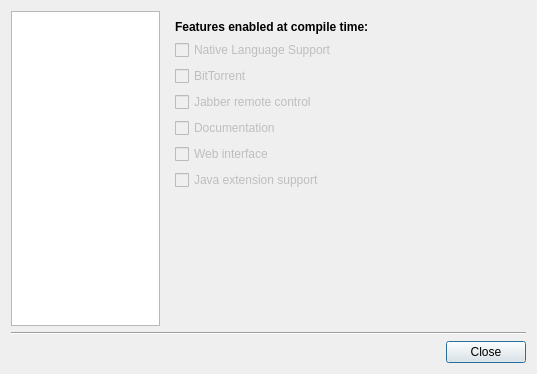
This is src/AboutDlg.ui in LubosD/fatrat as Qt 5 draws it before an edit. The edited form follows.
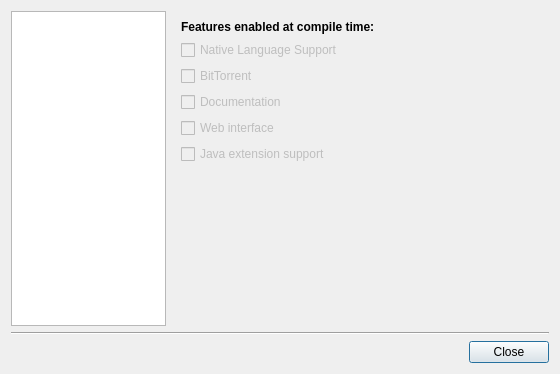
This is the edited form. The open tabs and pages were chosen to show the change. Icons and pictures are not drawn.

Commit message: Kill the Jabber feature

The edit to the form file:
```diff
--- a/src/AboutDlg.ui
+++ b/src/AboutDlg.ui
@@ -6,7 +6,7 @@
    <rect>
     <x>0</x>
     <y>0</y>
-    <width>537</width>
+    <width>560</width>
     <height>374</height>
    </rect>
   </property>
@@ -138,6 +138,26 @@
      </widget>
      <widget class="QWidget" name="page_5">
       <layout class="QGridLayout" name="gridLayout_2">
+       <item row="3" column="0">
+        <widget class="QCheckBox" name="checkFeatureDocumentation">
+         <property name="enabled">
+          <bool>false</bool>
+         </property>
+         <property name="text">
+          <string>Documentation</string>
+         </property>
+        </widget>
+       </item>
+       <item row="4" column="0">
+        <widget class="QCheckBox" name="checkFeatureWebInterface">
+         <property name="enabled">
+          <bool>false</bool>
+         </property>
+         <property name="text">
+          <string>Web interface</string>
+         </property>
+        </widget>
+       </item>
        <item row="0" column="0">
         <widget class="QLabel" name="label_4">
          <property name="font">
@@ -161,6 +181,16 @@
          </property>
         </widget>
        </item>
+       <item row="5" column="0">
+        <widget class="QCheckBox" name="checkFeatureJavaExtensions">
+         <property name="enabled">
+          <bool>false</bool>
+         </property>
+         <property name="text">
+          <string>Java extension support</string>
+         </property>
+        </widget>
+       </item>
        <item row="2" column="0">
         <widget class="QCheckBox" name="checkFeatureBitTorrent">
          <property name="enabled">
@@ -171,37 +201,7 @@
          </property>
         </widget>
        </item>
-       <item row="3" column="0">
-        <widget class="QCheckBox" name="checkFeatureJabber">
-         <property name="enabled">
-          <bool>false</bool>
-         </property>
-         <property name="text">
-          <string>Jabber remote control</string>
-         </property>
-        </widget>
-       </item>
-       <item row="4" column="0">
-        <widget class="QCheckBox" name="checkFeatureDocumentation">
-         <property name="enabled">
-          <bool>false</bool>
-         </property>
-         <property name="text">
-          <string>Documentation</string>
-         </property>
-        </widget>
-       </item>
-       <item row="5" column="0">
-        <widget class="QCheckBox" name="checkFeatureWebInterface">
-         <property name="enabled">
-          <bool>false</bool>
-         </property>
-         <property name="text">
-          <string>Web interface</string>
-         </property>
-        </widget>
-       </item>
-       <item row="7" column="0">
+       <item row="6" column="0">
         <spacer>
          <property name="orientation">
           <enum>Qt::Vertical</enum>
@@ -214,16 +214,6 @@
          </property>
         </spacer>
        </item>
-       <item row="6" column="0">
-        <widget class="QCheckBox" name="checkFeatureJavaExtensions">
-         <property name="enabled">
-          <bool>false</bool>
-         </property>
-         <property name="text">
-          <string>Java extension support</string>
-         </property>
-        </widget>
-       </item>
       </layout>
      </widget>
      <widget class="QWidget" name="page_6">
```
Left out of the diff: 50 changed lines with no effect on the pictures. The commit also changes 10 other files.
